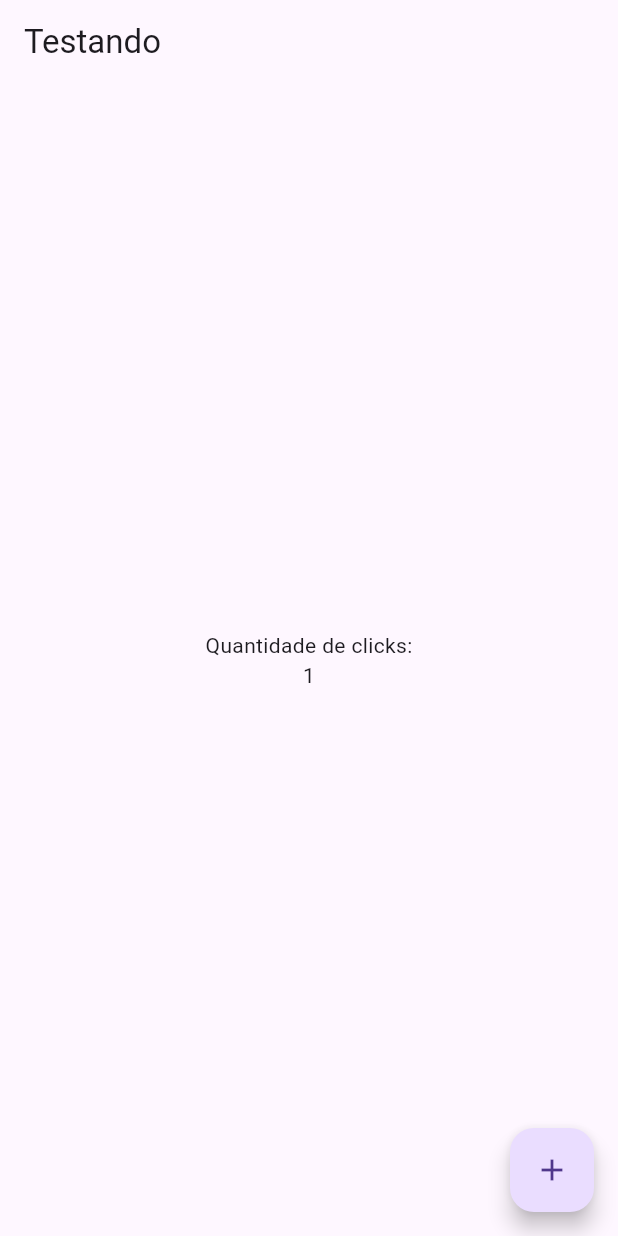
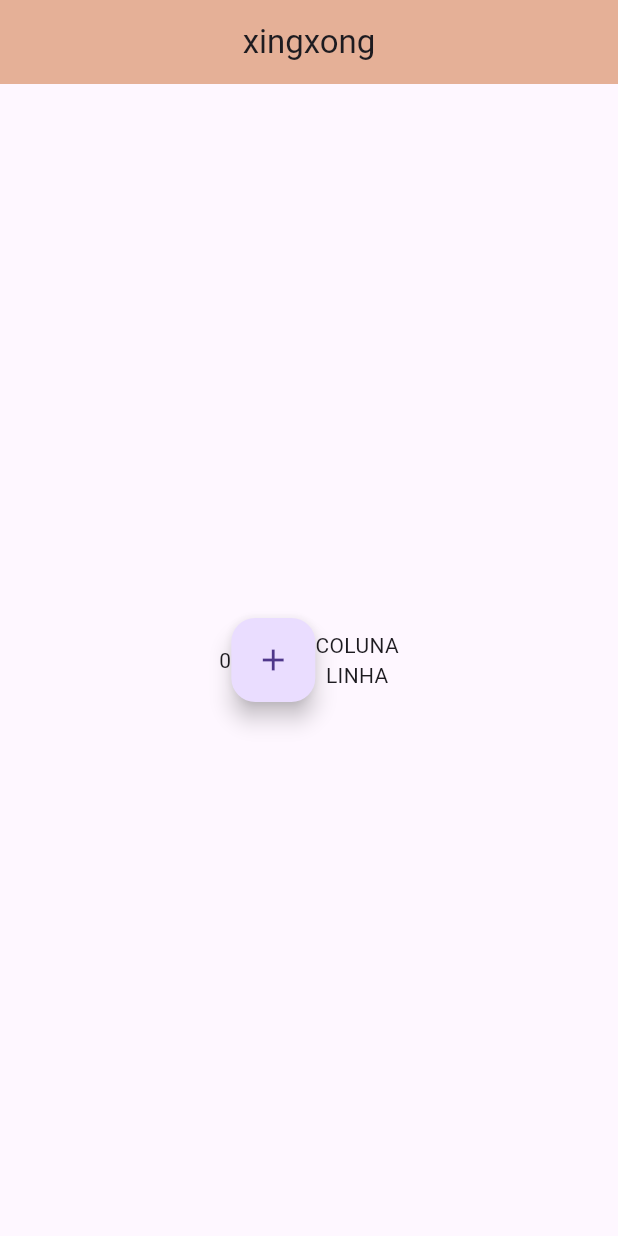
Before and after one commit to Moisoman/AulaFlutter, a Flutter app: the screen it shows after launch, after a tap on the "add" icon, on a phone screen of 412 x 824 dp. Run offline on Flutter 3.47's test engine with Material 3 defaults, Android fonts, the phone set to English and light mode, and no system bars.

Commit message:
aula 23-3

```diff
--- a/lib/main.dart
+++ b/lib/main.dart
@@ -1,63 +1,100 @@
 import 'package:flutter/material.dart';
 
 void main(){
-  runApp(const MeuApp());
+  int _counter = 0;
+    runApp(MaterialApp(
+      home:Scaffold(
+        appBar: AppBar(
+          title: Center(
+            child:  Text("xingxong")
+          ),
+          backgroundColor: Color.fromARGB(122, 201, 99, 37),
+        ),
+        body: Center(
+          child: Row(
+            mainAxisAlignment: .center,
+            children: [
+              Text('$_counter'),
+              FloatingActionButton(onPressed: (){ _counter++;},
+              child: const Icon(Icons.add),
+              ),
+              Column(
+                mainAxisAlignment: .center,
+                children: [
+                  const Text("COLUNA"),
+                  Row(
+                    mainAxisAlignment: .end,
+                    children: [
+                      const Text("LINHA")
+                    ],
+                  )
+                ],
+              )
+            ],
+          ),
+
+        ),
+
+      )
+    )
+  );
 }
 
-class MeuApp extends StatelessWidget{
-  const MeuApp({super.key});
 
-  @override
-  Widget build(BuildContext context){
-    return MaterialApp(
-      title: "Titulo",
-      home: const MinhaHomePage(title: "Testando"),
-      );
+// class MeuApp extends StatelessWidget{
+//   const MeuApp({super.key});
 
-  }
-}
+//   @override
+//   Widget build(BuildContext context){
+//     return MaterialApp(
+//       title: "Titulo",
+//       home: const MinhaHomePage(title: "Testando"),
+//       );
 
-class MinhaHomePage extends StatefulWidget{
-  const MinhaHomePage({super.key, required this.title});
+//   }
+// }
 
-  final String title;
+// class MinhaHomePage extends StatefulWidget{
+//   const MinhaHomePage({super.key, required this.title});
 
-  @override
-  State<MinhaHomePage> createState() => _MinhaHomePageState();
+//   final String title;
 
-}
+//   @override
+//   State<MinhaHomePage> createState() => _MinhaHomePageState();
 
-class _MinhaHomePageState extends State<MinhaHomePage>{
-  int _counter = 0;
+// }
 
-  void incrementar(){
-    setState(() {
-      _counter++;
-    });
-  }
+// class _MinhaHomePageState extends State<MinhaHomePage>{
+//   int _counter = 0;
 
-  @override
-  Widget build(BuildContext context){
-    return Scaffold(
-      appBar: AppBar(
-        title: Text(widget.title),
-      ),
-      body: Center(
-        child: Column(
-          mainAxisAlignment: MainAxisAlignment.center,
-          crossAxisAlignment: .center,
-          children: [
-            const Text("Quantidade de clicks:"),
-            Text('$_counter')
-          ],
-        ),
-      ),
-      floatingActionButton: FloatingActionButton(
-        onPressed: incrementar,
-        child: const Icon(Icons.add),
-        ),
-    );
-  }
+//   void incrementar(){
+//     setState(() {
+//       _counter++;
+//     });
+//   }
+
+//   @override
+//   Widget build(BuildContext context){
+//     return Scaffold(
+//       appBar: AppBar(
+//         title: Text(widget.title),
+//       ),
+//       body: Center(
+//         child: Column(
+//           mainAxisAlignment: MainAxisAlignment.center,
+//           crossAxisAlignment: .center,
+//           children: [
+//             const Text("Quantidade de clicks:"),
+//             Text('$_counter')
+//           ],
+//         ),
+//       ),
+//       floatingActionButton: FloatingActionButton(
+//         onPressed: incrementar,
+//         child: const Icon(Icons.add),
+//         ),
+//     );
+//   }
 
 
-}
+// }
```
Also changed, not shown: lib/main2.dart (added, +63 -0 lines).
